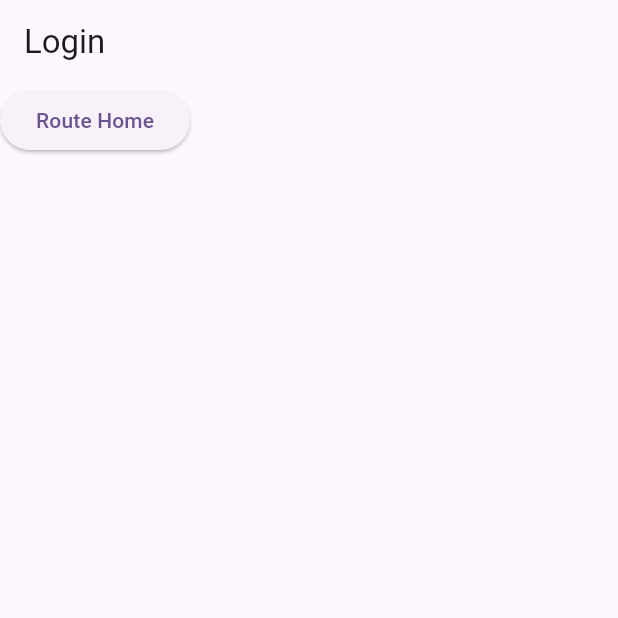
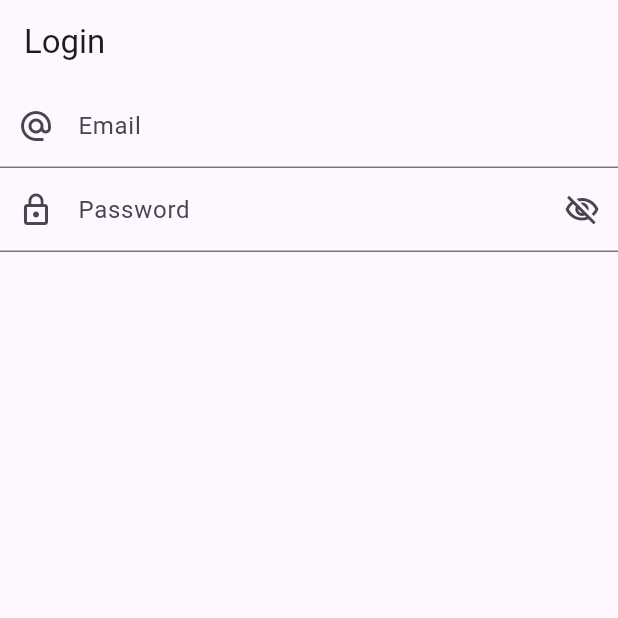
Before and after one commit to soton371/mvvm, a Flutter app: the screen it shows after launch, on a phone screen of 412 x 824 dp, the top half of it. Run offline on Flutter 3.47's test engine with Material 3 defaults, Android fonts, the phone set to English and light mode, and no system bars; our stand-ins replace fluttertoast.

Commit message:
login ui

```diff
--- a/lib/utils/routes/routes.dart
+++ b/lib/utils/routes/routes.dart
@@ -1,7 +1,7 @@
 import 'package:flutter/material.dart';
 import 'package:mvvm/utils/routes/routes_name.dart';
 import 'package:mvvm/view/home_scr.dart';
-import 'package:mvvm/view/login_scr.dart';
+import 'package:mvvm/view/login_view.dart';
 import 'package:mvvm/view/undefine_route_scr.dart';
 
 class Routes {
@@ -13,7 +13,7 @@ class Routes {
             builder: (BuildContext context) => const HomeScreen());
       case RoutesName.login:
         return MaterialPageRoute(
-            builder: (BuildContext context) => const LoginScreen());
+            builder: (BuildContext context) => const LoginView());
       default:
         return MaterialPageRoute(
             builder: (BuildContext context) => const UndefineRouteScreen());
--- a/lib/utils/utils.dart
+++ b/lib/utils/utils.dart
@@ -1,6 +1,14 @@
+import 'package:flutter/cupertino.dart';
 import 'package:fluttertoast/fluttertoast.dart';
 
 class Utils{
+
+  static void fieldFocusChange(BuildContext context, FocusNode current, FocusNode next){
+    current.unfocus();
+    FocusScope.of(context).requestFocus(next);
+  }
+
+
   static toastMessage(String message){
     Fluttertoast.showToast(
         msg: message);
--- a/lib/view/login_scr.dart
+++ /dev/null
@@ -1,30 +0,0 @@
-import 'package:flutter/material.dart';
-import 'package:mvvm/utils/utils.dart';
-
-class LoginScreen extends StatefulWidget {
-  const LoginScreen({super.key});
-
-  @override
-  State<LoginScreen> createState() => _LoginScreenState();
-}
-
-class _LoginScreenState extends State<LoginScreen> {
-  @override
-  Widget build(BuildContext context) {
-    return Scaffold(
-      appBar: AppBar(
-        title: const Text('Login'),
-      ),
-      body: Column(
-        children: [
-          ElevatedButton(
-              onPressed: (){
-                Utils.toastMessage("message");
-              },
-              child: const Text("Route Home")
-          )
-        ],
-      ),
-    );
-  }
-}
--- /dev/null
+++ b/lib/view/login_view.dart
@@ -0,0 +1,66 @@
+import 'package:flutter/material.dart';
+import 'package:mvvm/utils/utils.dart';
+
+class LoginView extends StatefulWidget {
+  const LoginView({super.key});
+
+  @override
+  State<LoginView> createState() => _LoginViewState();
+}
+
+class _LoginViewState extends State<LoginView> {
+  TextEditingController emailCon = TextEditingController(),
+      passwordCon = TextEditingController();
+
+  FocusNode emailFocusNode = FocusNode();
+  FocusNode passwordFocusNode = FocusNode();
+
+  ValueNotifier<bool> obscurePassword = ValueNotifier<bool>(true);
+
+  @override
+  Widget build(BuildContext context) {
+    return Scaffold(
+      appBar: AppBar(
+        title: const Text('Login'),
+      ),
+      body: Column(
+        children: [
+          TextFormField(
+            controller: emailCon,
+            keyboardType: TextInputType.emailAddress,
+            decoration: const InputDecoration(
+              labelText: 'Email',
+              hintText: 'Enter email',
+              prefixIcon: Icon(Icons.alternate_email)
+            ),
+            focusNode: emailFocusNode,
+            onFieldSubmitted: (v){
+              Utils.fieldFocusChange(context, emailFocusNode, passwordFocusNode);
+            },
+          ),
+
+          ValueListenableBuilder(
+              valueListenable: obscurePassword,
+              builder: (context, v, child)=>TextFormField(
+                controller: passwordCon,
+                obscureText: obscurePassword.value,
+                decoration: InputDecoration(
+                  labelText: 'Password',
+                  hintText: 'Enter password',
+                  prefixIcon: const Icon(Icons.lock_outline),
+                  suffixIcon: IconButton(
+                      onPressed: (){
+                        obscurePassword.value = !obscurePassword.value;
+                      },
+                      icon: Icon(obscurePassword.value?Icons.visibility_off_outlined:Icons.visibility_outlined)
+                  )
+                ),
+                focusNode: passwordFocusNode,
+              ),
+          ),
+
+        ],
+      ),
+    );
+  }
+}
```
